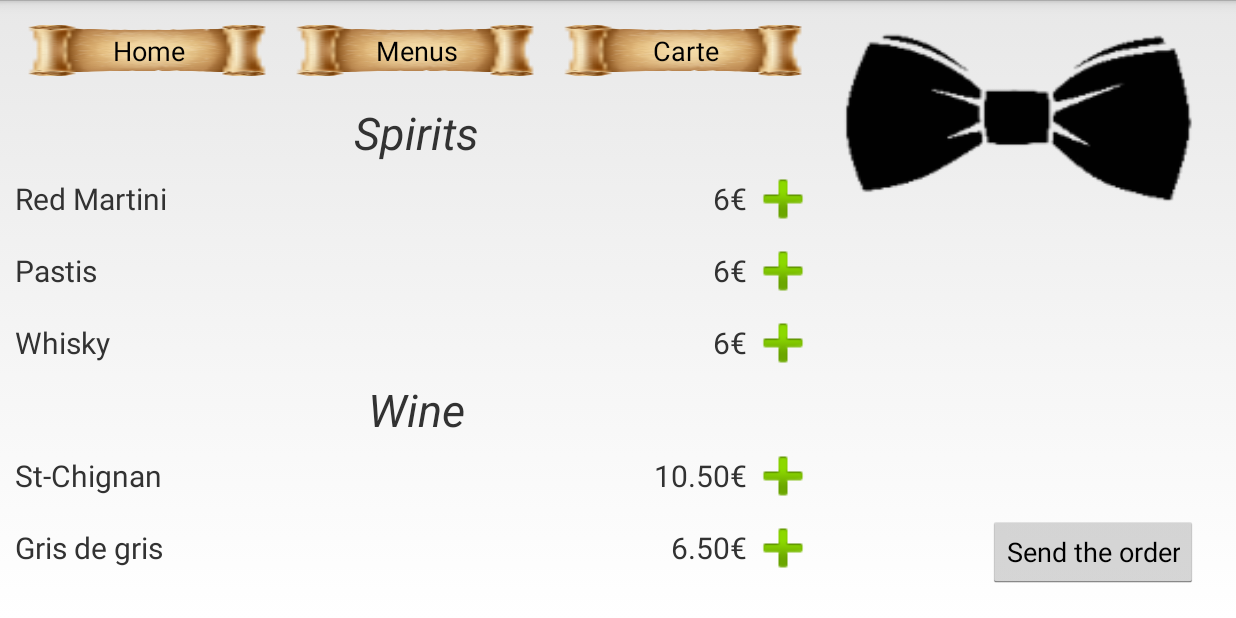
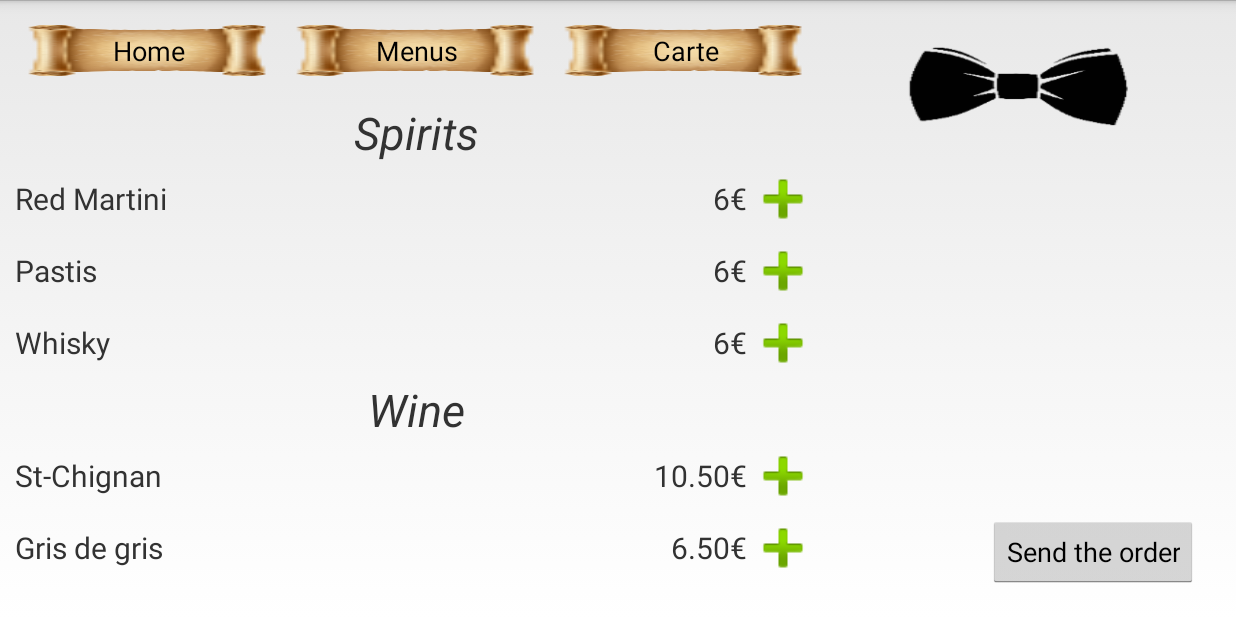
Before and after one commit to ThibaultGigant/ProjetIHM, an Android app: the CarteBoissonsActivity screen opened directly, with no data from a screen before it, on a phone screen of 824 x 412 dp (held sideways). Run offline under Robolectric (Android 15) with nearby library versions, the phone set to English and light mode, and no system bars; 5 statements that could not run were skipped.

Commit message:
Noeud pap

```diff
--- a/Client/app/src/main/java/com/example/restauclient/AbstractCustomActivity.java
+++ b/Client/app/src/main/java/com/example/restauclient/AbstractCustomActivity.java
@@ -19,18 +19,18 @@ public class AbstractCustomActivity extends Activity {
     protected Commande commande;
 
     public void initialize() {
-        final ImageButton mFrame = (ImageButton) findViewById(R.id.popServeur);
+        /*final ImageButton mFrame = (ImageButton) findViewById(R.id.popServeur);
 
         mFrame.post(new Runnable() {
 
             @Override
             public void run() {
-                LinearLayout.LayoutParams params = new LinearLayout.LayoutParams(LinearLayout.LayoutParams.MATCH_PARENT, LinearLayout.LayoutParams.WRAP_CONTENT);
+                LinearLayout.LayoutParams params = new LinearLayout.LayoutParams(LinearLayout.LayoutParams.WRAP_CONTENT, LinearLayout.LayoutParams.WRAP_CONTENT);
                 int width = mFrame.getWidth();
-                mFrame.setMinimumHeight(width/2);
+                //mFrame.setMinimumHeight(width/2);
                 mFrame.setLayoutParams(params);
             }
-        });
+        });*/
 
         Intent intent = getIntent();
         if (intent == null)
--- a/Client/app/src/main/java/com/example/restauclient/Commande.java
+++ b/Client/app/src/main/java/com/example/restauclient/Commande.java
@@ -11,7 +11,7 @@ public class Commande implements Serializable {
     private HashMap<String, Integer> listPlats = new HashMap<String,Integer>();
     private HashMap<String, Integer> listDesserts = new HashMap<String,Integer>();
     private HashMap<String, Integer> listBoissons = new HashMap<String,Integer>();
-    private HashMap<String, Integer> listMenus = new HashMap<>();
+    private HashMap<String, Integer> listMenus = new HashMap<String,Integer>();
 
     public HashMap<String, Integer> getListEntrees() {
         return listEntrees;
--- a/Client/app/src/main/res/layout/right_side_bar.xml
+++ b/Client/app/src/main/res/layout/right_side_bar.xml
@@ -1,7 +1,7 @@
 <?xml version="1.0" encoding="utf-8"?>
 <LinearLayout xmlns:android="http://schemas.android.com/apk/res/android"
     android:orientation="vertical"
-    android:layout_width="match_parent"
+    android:layout_width="fill_parent"
     android:layout_height="match_parent"
     android:layout_marginBottom="10dp"
     android:layout_marginTop="10dp"
@@ -10,23 +10,25 @@
     android:layout_weight="2"
     android:measureWithLargestChild="true">
 
+    <ImageButton
+        android:id="@+id/popServeur"
+        android:layout_width="150dp"
+        android:layout_height="10dp"
+        android:layout_gravity="center_horizontal"
+        android:background="@drawable/bow_tie"
+        android:onClick="popServeur"
+        android:adjustViewBounds="true"
+        android:baselineAlignBottom="false"
+        android:layout_marginBottom="-20dp"
+        android:layout_marginTop="10dp"
+        android:contentDescription="@string/popServeur"
+        android:layout_weight="0.83" />
+
     <LinearLayout
         android:layout_width="match_parent"
         android:layout_height="wrap_content"
         android:orientation="vertical"
         android:layout_weight="5">
-        <ImageButton
-            android:id="@+id/popServeur"
-            android:layout_width="match_parent"
-            android:layout_height="wrap_content"
-            android:layout_gravity="top|end"
-            android:background="@drawable/bow_tie"
-            android:onClick="popServeur"
-            android:adjustViewBounds="true"
-            android:baselineAlignBottom="false"
-            android:layout_marginBottom="-20dp"
-            android:layout_marginTop="-20dp"
-            android:contentDescription="@string/popServeur" />
 
         <ScrollView
             android:id="@+id/scroll_recap"
```
Also changed, not shown: Client/app/src/main/res/layout/description.xml (+10 -5 lines).
